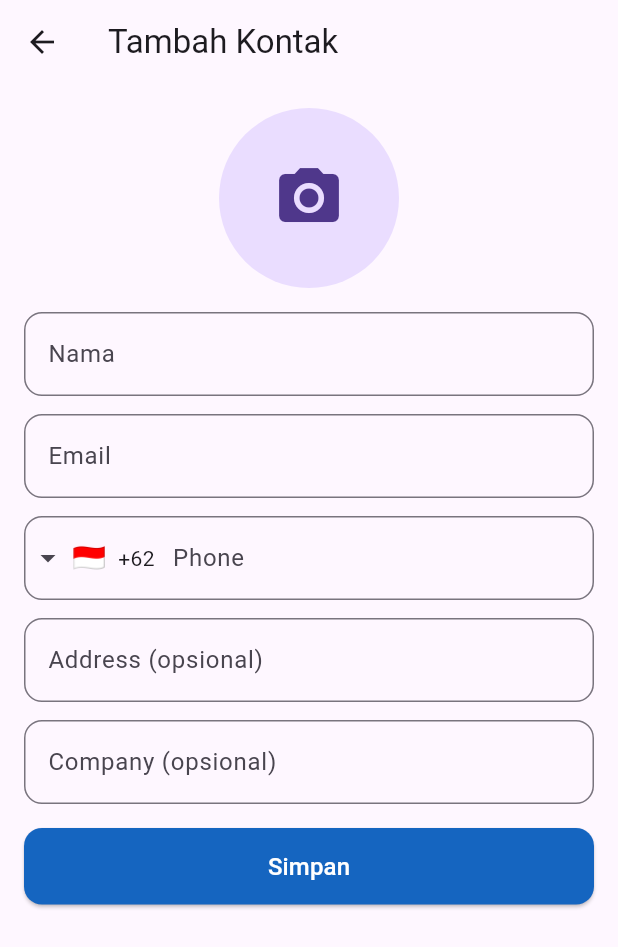
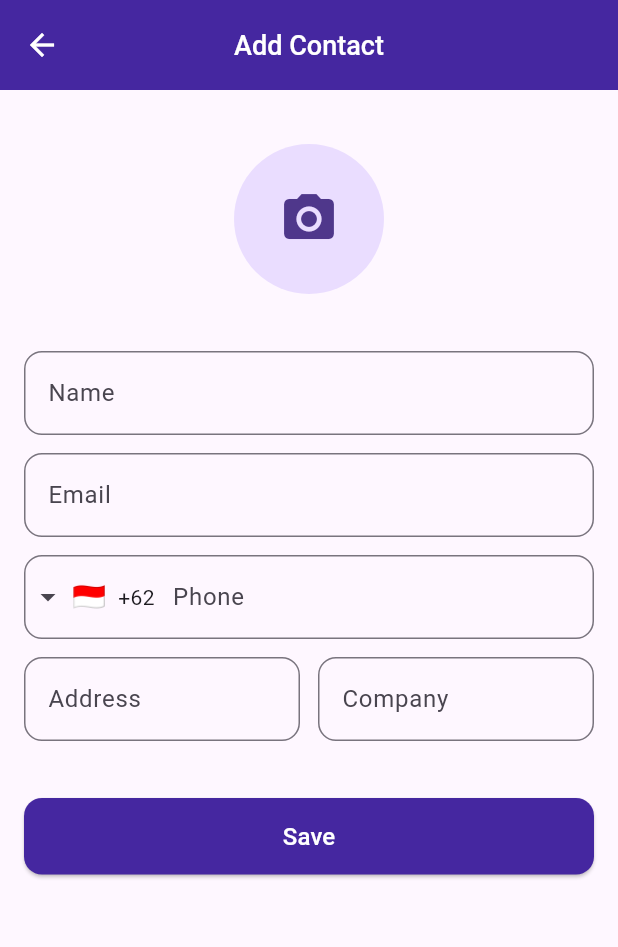
Before and after one commit to nitaairama/Project-UTS-MobileApp, a Flutter app: the HomePage screen opened directly, after a tap on the "add" icon, on a phone screen of 412 x 824 dp. Shown: the top 947 px of the screen. Run offline on Flutter 3.47's test engine with Material 3 defaults, Android fonts, the phone set to English and light mode, and no system bars; drawn by our look-alikes of intl_phone_field; our stand-ins replace image_picker, shared_preferences, sqflite; accounts and stored records are empty; network calls fail.

Commit message:
Update theme

```diff
--- a/lib/models/contact_model.dart
+++ b/lib/models/contact_model.dart
@@ -3,8 +3,10 @@ class ContactModel {
   String name;
   String email;
   String phone;
-  String? photo;      // path lokal
-  String? avatarUrl;  // foto dari API
+  String? photo;
+  String? avatarUrl;
+  String? address;
+  String? company;
 
   ContactModel({
     this.id,
@@ -13,6 +15,8 @@ class ContactModel {
     required this.phone,
     this.photo,
     this.avatarUrl,
+    this.address,
+    this.company,
   });
 
   factory ContactModel.fromMap(Map<String, dynamic> json) => ContactModel(
@@ -22,6 +26,8 @@ class ContactModel {
         phone: json['phone'],
         photo: json['photo'],
         avatarUrl: json['avatarUrl'],
+        address: json['address'],
+        company: json['company'],
       );
 
   Map<String, dynamic> toMap() => {
@@ -30,5 +36,7 @@ class ContactModel {
         "phone": phone,
         "photo": photo,
         "avatarUrl": avatarUrl,
+        "address": address,
+        "company": company,
       };
 }
--- a/lib/pages/contact_detail.dart
+++ b/lib/pages/contact_detail.dart
@@ -15,25 +15,29 @@ class ContactDetailPage extends StatefulWidget {
 
 class _ContactDetailPageState extends State<ContactDetailPage> {
   final _picker = ImagePicker();
+
   String? _photoPath;
+  String _phoneCountryCode = '62';
 
+  // Controllers
   final _nameC = TextEditingController();
   final _emailC = TextEditingController();
   final _phoneC = TextEditingController();
   final _addressC = TextEditingController();
   final _companyC = TextEditingController();
 
-  String _phoneCountryCode = '62'; // default Indonesia
-
   @override
   void initState() {
     super.initState();
+
     if (widget.contact != null) {
       _photoPath = widget.contact!.photo;
       _nameC.text = widget.contact!.name;
       _emailC.text = widget.contact!.email;
+      _addressC.text = widget.contact!.address ?? '';
+      _companyC.text = widget.contact!.company ?? '';
 
-      // Pisahkan kode negara jika ada
+      // Pisahkan kode negara dan nomor agar tetap sesuai saat edit
       if (widget.contact!.phone.contains(' ')) {
         final parts = widget.contact!.phone.split(' ');
         _phoneCountryCode = parts[0].replaceAll('+', '');
@@ -41,39 +45,41 @@ class _ContactDetailPageState extends State<ContactDetailPage> {
       } else {
         _phoneC.text = widget.contact!.phone;
       }
-
-      _addressC.text = "";
-      _companyC.text = "";
     }
   }
 
   // Ambil foto dari kamera
   Future<void> _takePhoto() async {
-    final XFile? image =
+    final XFile? img =
         await _picker.pickImage(source: ImageSource.camera, imageQuality: 80);
-    if (image != null) setState(() => _photoPath = image.path);
+    if (img != null) setState(() => _photoPath = img.path);
   }
 
-  // Simpan kontak ke DB
+  // Simpan / update kontak
   Future<void> _saveContact() async {
     final name = _nameC.text.trim();
     final email = _emailC.text.trim();
     final phone = _phoneC.text.trim();
+    final address = _addressC.text.trim();
+    final company = _companyC.text.trim();
 
     if (name.isEmpty || email.isEmpty) {
-      ScaffoldMessenger.of(context).showSnackBar(
-          const SnackBar(content: Text("Nama dan Email wajib diisi")));
+      ScaffoldMessenger.of(context)
+          .showSnackBar(const SnackBar(content: Text("Name & email required")));
       return;
     }
 
     final contact = ContactModel(
       name: name,
       email: email,
-      phone: '+$_phoneCountryCode $phone', // gabungkan kode negara + nomor
+      phone: '+$_phoneCountryCode $phone',
       photo: _photoPath,
       avatarUrl: widget.contact?.avatarUrl,
+      address: address,
+      company: company,
     );
 
+    // Insert atau update
     if (widget.contact == null) {
       await DBHelper.insertContact(contact);
     } else {
@@ -100,29 +106,42 @@ class _ContactDetailPageState extends State<ContactDetailPage> {
 
     return Scaffold(
       appBar: AppBar(
-          title: Text(widget.contact != null ? "Edit Kontak" : "Tambah Kontak")),
+        centerTitle: true,
+        title: Text(
+          widget.contact != null ? "Edit Contact" : "Add Contact",
+          style: const TextStyle(fontSize: 18, fontWeight: FontWeight.w500),
+        ),
+        backgroundColor: Colors.deepPurple[800],
+        foregroundColor: Colors.white,
+        toolbarHeight: 60,
+      ),
       body: SingleChildScrollView(
         padding: const EdgeInsets.all(16),
         child: Column(
           children: [
+            const SizedBox(height: 20),
+
             // Avatar dengan kamera
             GestureDetector(
               onTap: _takePhoto,
               child: CircleAvatar(
-                radius: 60,
+                radius: 50,
                 backgroundImage: imgFile != null ? FileImage(imgFile) : null,
-                child: imgFile == null ? const Icon(Icons.camera_alt, size: 48) : null,
+                child: imgFile == null
+                    ? const Icon(Icons.camera_alt, size: 40)
+                    : null,
               ),
             ),
-            const SizedBox(height: 16),
+            const SizedBox(height: 38),
 
             // Nama
             TextField(
               controller: _nameC,
               decoration: InputDecoration(
-                  labelText: "Nama",
-                  border: OutlineInputBorder(
-                      borderRadius: BorderRadius.circular(12))),
+                labelText: "Name",
+                border:
+                    OutlineInputBorder(borderRadius: BorderRadius.circular(12)),
+              ),
             ),
             const SizedBox(height: 12),
 
@@ -131,59 +150,69 @@ class _ContactDetailPageState extends State<ContactDetailPage> {
               controller: _emailC,
               decoration: InputDecoration(
                 labelText: "Email",
-                  border: OutlineInputBorder(
-                      borderRadius: BorderRadius.circular(12))),
+                border:
+                    OutlineInputBorder(borderRadius: BorderRadius.circular(12)),
+              ),
             ),
             const SizedBox(height: 12),
 
-            // Nomor telepon dengan kode negara global
+            // Phone dengan kode negara (Intl)
             IntlPhoneField(
               controller: _phoneC,
               decoration: InputDecoration(
                 labelText: 'Phone',
-                  border: OutlineInputBorder(
-                      borderRadius: BorderRadius.circular(12)),
+                border:
+                    OutlineInputBorder(borderRadius: BorderRadius.circular(12)),
                 counterText: '',
               ),
-              initialCountryCode: 'ID',
+              initialCountryCode: _phoneCountryCode,
               onChanged: (phone) {
-                _phoneCountryCode = phone.countryCode; // simpan kode negara
+                _phoneCountryCode = phone.countryCode; // angka tetap
               },
             ),
             const SizedBox(height: 12),
 
-            // Address
-            TextField(
+            // Address + Company
+            Row(
+              children: [
+                Expanded(
+                  child: TextField(
                     controller: _addressC,
                     decoration: InputDecoration(
-                  labelText: "Address (opsional)",
+                      labelText: "Address",
                       border: OutlineInputBorder(
-                      borderRadius: BorderRadius.circular(12))),
+                          borderRadius: BorderRadius.circular(12)),
                     ),
-            const SizedBox(height: 12),
-
-            // Company
-            TextField(
+                  ),
+                ),
+                const SizedBox(width: 12),
+                Expanded(
+                  child: TextField(
                     controller: _companyC,
                     decoration: InputDecoration(
-                  labelText: "Company (opsional)",
+                      labelText: "Company",
                       border: OutlineInputBorder(
-                      borderRadius: BorderRadius.circular(12))),
+                          borderRadius: BorderRadius.circular(12)),
                     ),
-            const SizedBox(height: 16),
+                  ),
+                ),
+              ],
+            ),
+            const SizedBox(height: 38),
 
-            // Tombol simpan
+            // Tombol Save
             SizedBox(
               width: double.infinity,
               child: ElevatedButton(
                 onPressed: _saveContact,
                 style: ElevatedButton.styleFrom(
-                    backgroundColor: Colors.blue[800],
+                  backgroundColor: Colors.deepPurple[800],
                   foregroundColor: Colors.white,
                   shape: RoundedRectangleBorder(
                       borderRadius: BorderRadius.circular(12)),
-                    padding: const EdgeInsets.symmetric(vertical: 14)),
-                child: const Text("Simpan", style: TextStyle(fontSize: 16)),
+                  padding: const EdgeInsets.symmetric(vertical: 14),
+                ),
+                child: const Text("Save", style: TextStyle(fontSize: 16)),
               ),
             ),
           ],
--- a/lib/pages/home_page.dart
+++ b/lib/pages/home_page.dart
@@ -105,8 +105,11 @@ class _HomePageState extends State<HomePage> {
 
     return Scaffold(
       appBar: AppBar(
-        title: const Text("Contact List"),
-        backgroundColor: Colors.grey[100],
+        title: const Text("Contact List",
+            style: TextStyle(fontSize: 18, fontWeight: FontWeight.w500),),
+        backgroundColor: Colors.deepPurple[800],
+        foregroundColor: Colors.white,
+        toolbarHeight: 60,
         actions: [
           // Avatar user clickable untuk masuk ke profile
           GestureDetector(
@@ -120,9 +123,9 @@ class _HomePageState extends State<HomePage> {
               }
             },
             child: Padding(
-              padding: const EdgeInsets.only(right: 14, top: 6, bottom: 6),
+              padding: const EdgeInsets.only(right: 18, top: 6, bottom: 6),
               child: CircleAvatar(
-                radius: 20,
+                radius: 16,
                 backgroundImage: avatar,
                 child: avatar == null ? const Icon(Icons.person, size: 22) : null
               ),
@@ -132,6 +135,7 @@ class _HomePageState extends State<HomePage> {
       ),
       body: Column(
         children: [
+          SizedBox(height: 10,),
           Padding(
             padding: const EdgeInsets.all(8.0),
             child: Row(
@@ -156,13 +160,13 @@ class _HomePageState extends State<HomePage> {
                 // Tombol random contact
                 IconButton(
                   onPressed: _addRandomContact,
-                  icon: Icon(Icons.shuffle, color: Colors.blue[800]),
+                  icon: Icon(Icons.shuffle, color: Colors.deepPurple[800]),
                   tooltip: "Add Random Contact",
                 ),
                 const SizedBox(width: 4),
                 // Tombol sort (popup)
                 PopupMenuButton<String>(
-                  icon: Icon(Icons.sort, color: Colors.blue[800]),
+                  icon: Icon(Icons.sort, color: Colors.deepPurple[800]),
                   onSelected: (value) => _sortContacts(value),
                   itemBuilder: (_) => const [
                     PopupMenuItem(value: 'name_asc', child: Text('A-Z')),
@@ -173,6 +177,7 @@ class _HomePageState extends State<HomePage> {
               ],
             ),
           ),
+          SizedBox(height: 10,),
           // List kontak
           Expanded(
             child: _loading
@@ -195,7 +200,7 @@ class _HomePageState extends State<HomePage> {
                             title: Text(c.name),
                             subtitle: Text(c.email),
                             trailing: IconButton(
-                              icon: const Icon(Icons.delete, color: Colors.red),
+                              icon: Icon(Icons.delete, color: Colors.red[800]),
                               onPressed: () => _confirmDelete(context, c.id!),
                             ),
                             onTap: () async {
@@ -213,7 +218,7 @@ class _HomePageState extends State<HomePage> {
       ),
       // FAB untuk tambah kontak manual
       floatingActionButton: FloatingActionButton(
-        backgroundColor: Colors.blue[800],
+        backgroundColor: Colors.deepPurple[800],
         foregroundColor: Colors.white,
         onPressed: () async {
           await Navigator.push(
--- a/lib/pages/splash.dart
+++ b/lib/pages/splash.dart
@@ -22,7 +22,7 @@ class _SplashPageState extends State<SplashPage> {
   @override
   Widget build(BuildContext context) {
     return Scaffold(
-      backgroundColor: Colors.blue, // tema dominan biru
+      backgroundColor: Colors.deepPurple[800],
       body: Center(
         child: Column(
           mainAxisAlignment: MainAxisAlignment.center,
```
Also changed, not shown: lib/database/db_helper.dart (+7 -5 lines), lib/main.dart (+6 -1 lines), lib/pages/login_page.dart (+8 -8 lines), lib/pages/profile_page.dart (+57 -55 lines), lib/pages/register.dart (+22 -13 lines). Lines whose indentation alone changed are shown as unchanged.
